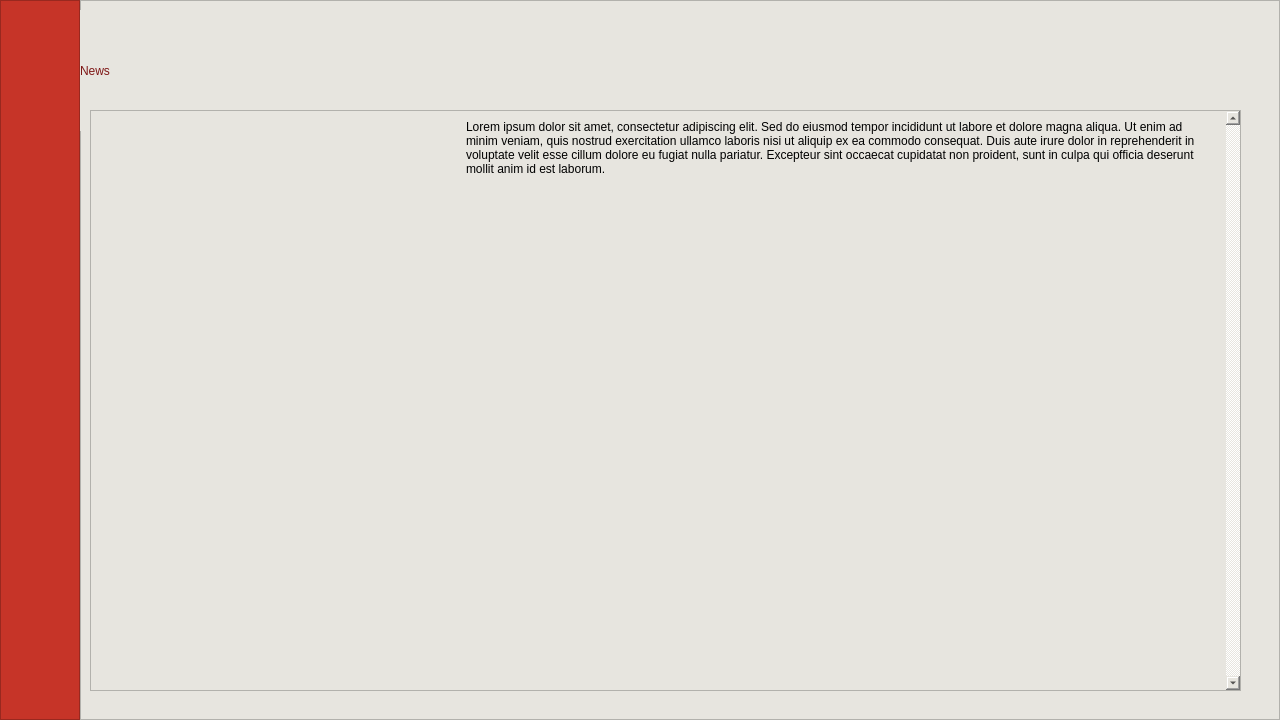
First picture: the form in app/gui/news/news.ui, repository chananon-n/FineCuisine, before the edit.
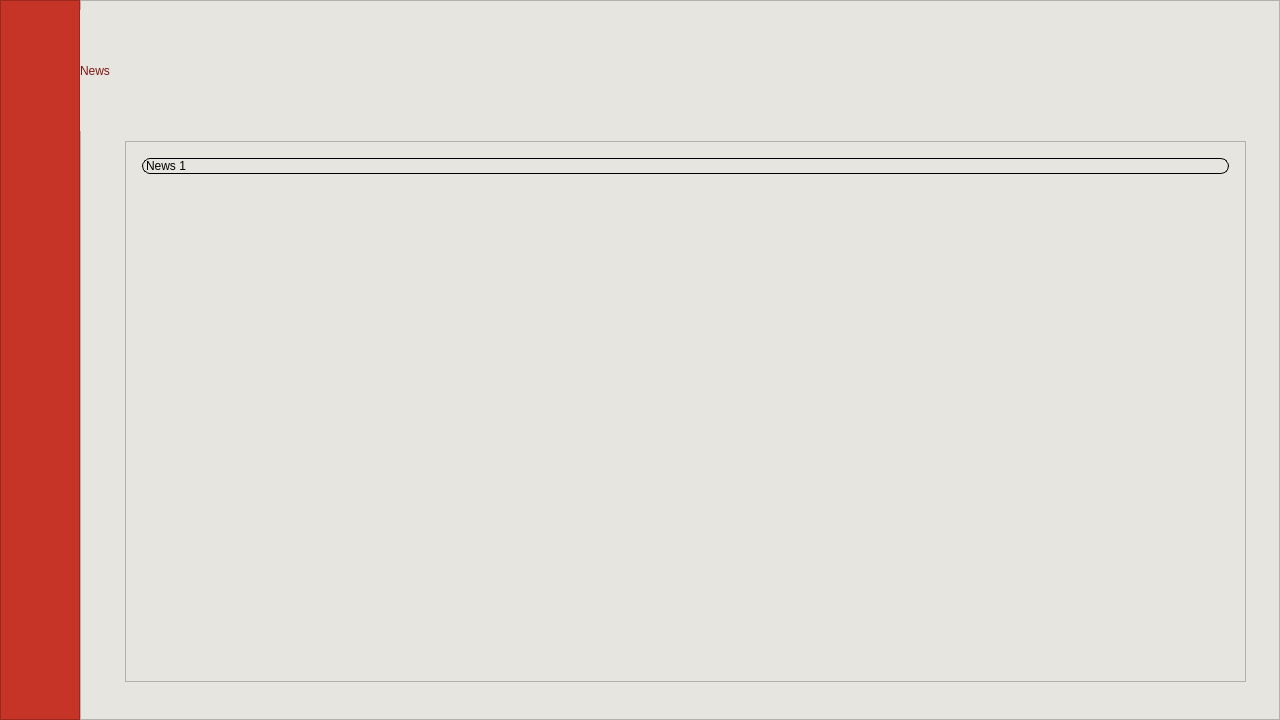
Second picture: the form after the edit. Icons and pictures are not drawn.

What changed in the file:
```diff
--- a/app/gui/news/news.ui
+++ b/app/gui/news/news.ui
@@ -257,80 +257,48 @@
            <string>News</string>
           </property>
          </widget>
-         <widget class="QScrollArea" name="scrollArea">
+         <widget class="QListWidget" name="listWidget">
           <property name="geometry">
            <rect>
-            <x>10</x>
-            <y>110</y>
-            <width>1151</width>
-            <height>581</height>
+            <x>45</x>
+            <y>141</y>
+            <width>1121</width>
+            <height>541</height>
            </rect>
           </property>
-          <property name="verticalScrollBarPolicy">
-           <enum>Qt::ScrollBarAlwaysOn</enum>
+          <property name="styleSheet">
+           <string notr="true">QListWidget {
+    padding: 12px 12px; /* Corrected padding format */
+    font: 24pt &quot;Arial&quot;;
+    color: rgb(0, 0, 0);
+}
+
+QListWidget::item {
+    border: 1px solid; /* Corrected border format */
+    border-radius: 8px;
+    margin: 4px;
+}
+
+QListWidget::item:selected {
+    background-color: lightblue; /* Example of selecting item background color */
+}
+
+QListWidget::item {
+    qproperty-alignment: AlignCenter;
+}
+</string>
           </property>
-          <property name="horizontalScrollBarPolicy">
-           <enum>Qt::ScrollBarAlwaysOff</enum>
-          </property>
-          <property name="widgetResizable">
+          <property name="autoScroll">
            <bool>true</bool>
           </property>
-          <widget class="QWidget" name="scrollAreaWidgetContents">
-           <property name="geometry">
-            <rect>
-             <x>0</x>
-             <y>0</y>
-             <width>1133</width>
-             <height>579</height>
-            </rect>
+          <property name="editTriggers">
+           <set>QAbstractItemView::DoubleClicked</set>
+          </property>
+          <item>
+           <property name="text">
+            <string>News 1</string>
            </property>
-           <layout class="QFormLayout" name="formLayout">
-            <property name="labelAlignment">
-             <set>Qt::AlignLeading|Qt::AlignLeft|Qt::AlignTop</set>
-            </property>
-            <item row="0" column="1">
-             <widget class="QLabel" name="label_3">
-              <property name="text">
-               <string>Lorem ipsum dolor sit amet, consectetur adipiscing elit. Sed do eiusmod tempor incididunt ut labore et dolore magna aliqua. Ut enim ad minim veniam, quis nostrud exercitation ullamco laboris nisi ut aliquip ex ea commodo consequat. Duis aute irure dolor in reprehenderit in voluptate velit esse cillum dolore eu fugiat nulla pariatur. Excepteur sint occaecat cupidatat non proident, sunt in culpa qui officia deserunt mollit anim id est laborum.</string>
-              </property>
-              <property name="alignment">
-               <set>Qt::AlignLeading|Qt::AlignLeft|Qt::AlignTop</set>
-              </property>
-              <property name="wordWrap">
-               <bool>true</bool>
-              </property>
-              <property name="margin">
-               <number>10</number>
-              </property>
-             </widget>
-            </item>
-            <item row="0" column="0">
-             <widget class="QLabel" name="label_2">
-              <property name="minimumSize">
-               <size>
-                <width>360</width>
-                <height>200</height>
-               </size>
-              </property>
-              <property name="maximumSize">
-               <size>
-                <width>360</width>
-                <height>200</height>
-               </size>
-              </property>
-              <property name="text">
-               <string/>
-              </property>
-              <property name="pixmap">
-               <pixmap resource="../../picture/resource.qrc">:/icon/dinnerBtn.jpg</pixmap>
-              </property>
-              <property name="scaledContents">
-               <bool>true</bool>
-              </property>
-             </widget>
-            </item>
-           </layout>
-          </widget>
+          </item>
          </widget>
         </widget>
        </item>
```
